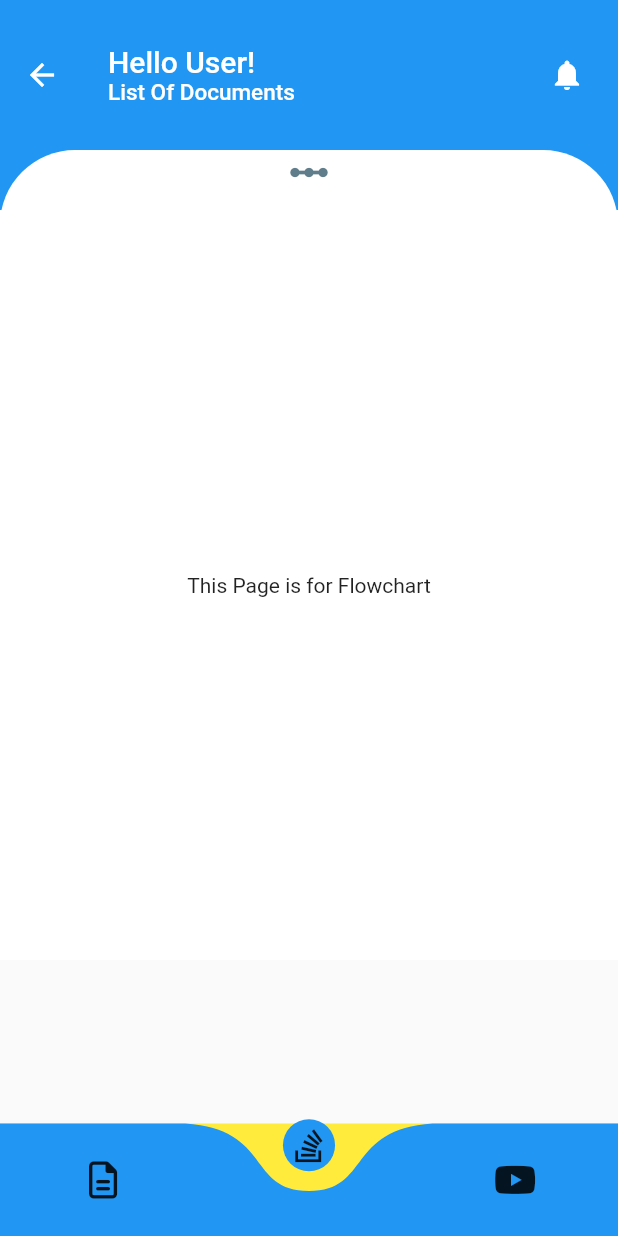
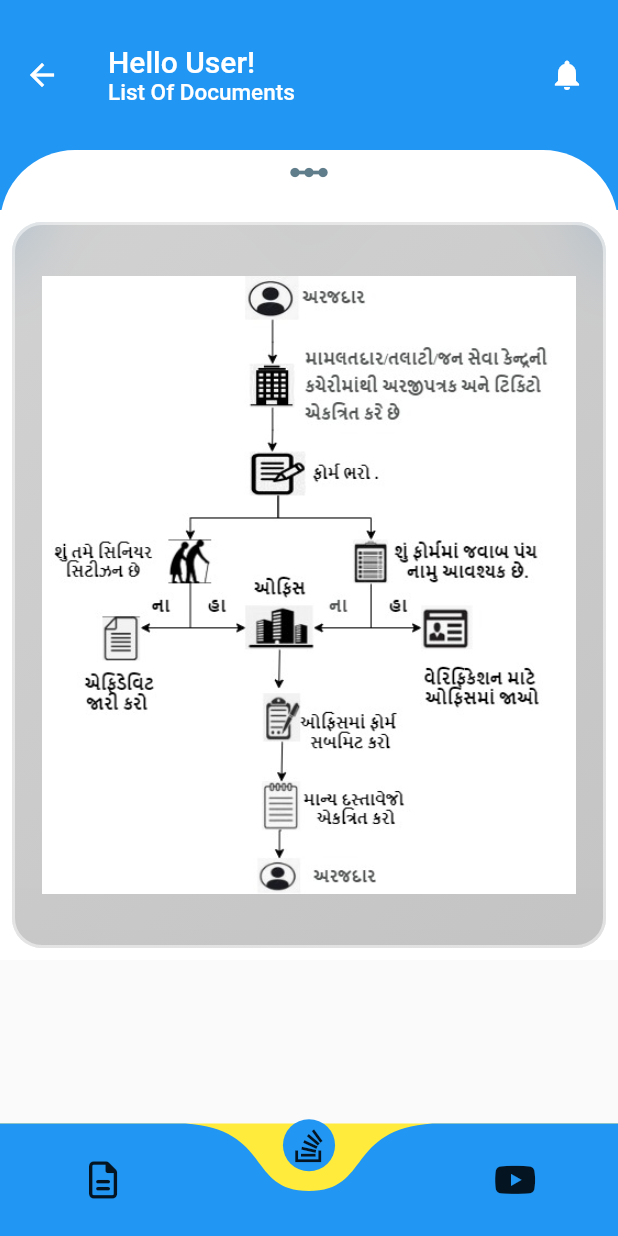
Before and after one commit to ParthBhuva97/SSIP, a Flutter app: the DocumentInfo screen opened directly with empty values, item 2 of the bottom bar chosen, on a phone screen of 412 x 824 dp. Run offline on Flutter 3.47's test engine with Material 2 defaults, Android fonts, the phone set to English and light mode, and no system bars; drawn by our look-alikes of curved_navigation_bar; our stand-ins replace flutter_neumorphic, font_awesome_flutter, glassmorphism; missing offline and left inert: pinch_zoom_release_unzoom.

Commit message:
Added Flow chart with Zoom functionality

```diff
--- a/lib/documentInfo.dart
+++ b/lib/documentInfo.dart
@@ -1,7 +1,10 @@
 import 'package:curved_navigation_bar/curved_navigation_bar.dart';
 import 'package:flutter/material.dart';
 import 'package:font_awesome_flutter/font_awesome_flutter.dart';
+import 'package:jsk_app/zoomedFlowDiagram.dart';
 import 'package:url_launcher/url_launcher.dart';
+import 'package:flutter_neumorphic/flutter_neumorphic.dart';
+import 'package:glassmorphism/glassmorphism.dart';
 
 class DocumentInfo extends StatefulWidget {
   String docName;
@@ -129,7 +132,52 @@ class _DocumentInfoState extends State<DocumentInfo> {
                             mainAxisAlignment: MainAxisAlignment.center,
                             crossAxisAlignment: CrossAxisAlignment.center,
                             children: [
-                              Text("This Page is for Flowchart"),
+                              Container(
+                                child: GlassmorphicFlexContainer(
+                                  borderRadius: 20,
+                                  blur: 20,
+                                  padding: EdgeInsets.all(40),
+                                  alignment: Alignment.bottomCenter,
+                                  border: 2,
+                                  linearGradient: LinearGradient(
+                                      begin: Alignment.topLeft,
+                                      end: Alignment.bottomRight,
+                                      colors: [
+                                        Color(0xff151515).withOpacity(0.2),
+                                        Color(0xff151515).withOpacity(0.25),
+                                      ],
+                                      stops: [
+                                        0.1,
+                                        1,
+                                      ]),
+                                  borderGradient: LinearGradient(
+                                    begin: Alignment.topLeft,
+                                    end: Alignment.bottomRight,
+                                    colors: [
+                                      const Color(0xFFffffff).withOpacity(0.5),
+                                      Color((0xFFFFFFFF)).withOpacity(0.5),
+                                    ],
+                                  ),
+                                  child: Container(
+                                    padding: EdgeInsets.all(20.0),
+                                    alignment: Alignment.center,
+                                    child: GestureDetector(
+                                      onTap: () {
+                                        Navigator.push(
+                                          context,
+                                          MaterialPageRoute(
+                                              builder: (BuildContext context) =>
+                                                  ZoomedFlow()),
+                                        );
+                                      },
+                                      child: Image.asset(
+                                        "assets/images/flow.jpeg",
+                                        fit: BoxFit.cover,
+                                      ),
+                                    ),
+                                  ),
+                                ),
+                              )
                             ],
                           ),
                         ),
--- a/pubspec.yaml
+++ b/pubspec.yaml
@@ -39,6 +39,8 @@ dependencies:
   curved_navigation_bar: ^1.0.3
   url_launcher: ^6.1.8
   font_awesome_flutter: ^10.3.0
+  glassmorphism: ^3.0.0
+  pinch_zoom_release_unzoom: ^0.0.12
 
 dev_dependencies:
   flutter_test:
@@ -63,7 +65,9 @@ flutter:
   uses-material-design: true
 
   # To add assets to your application, add an assets section, like this:
-  # assets:
+  assets:
+    - assets/images/
+
   #   - images/a_dot_burr.jpeg
   #   - images/a_dot_ham.jpeg
 
```
Also changed, not shown: lib/zoomedFlowDiagram.dart (added, +59 -0 lines), assets/flow.jpeg (added), assets/images/AadharCard.png (added), assets/images/background.png (added), assets/images/banner-1.jpg (added), assets/images/banner-2.jpg (added), assets/images/docs.png (added), assets/images/flow.jpeg (added), assets/images/logo.jpeg (added), assets/images/logo.png (added), assets/images/map.png (added), assets/images/process.png (added), assets/images/youtube.jpeg (added), pubspec.lock.
